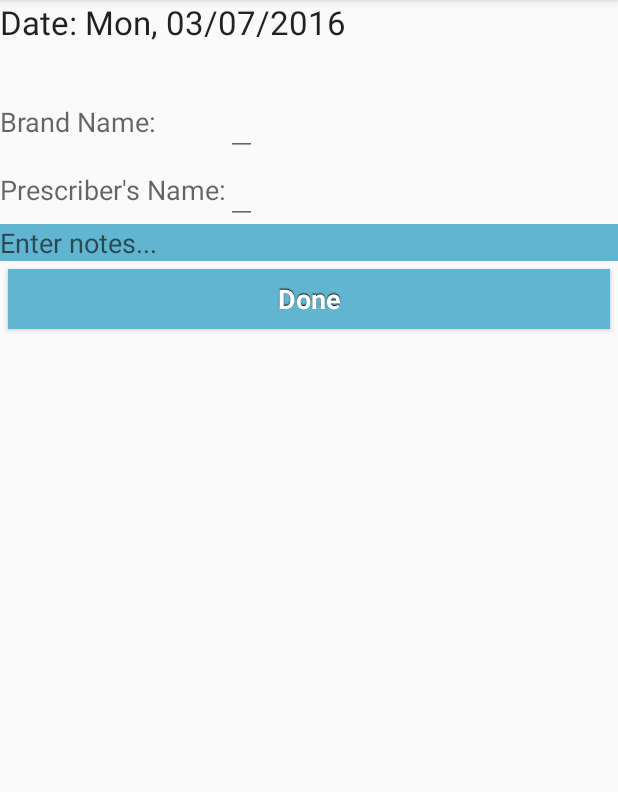
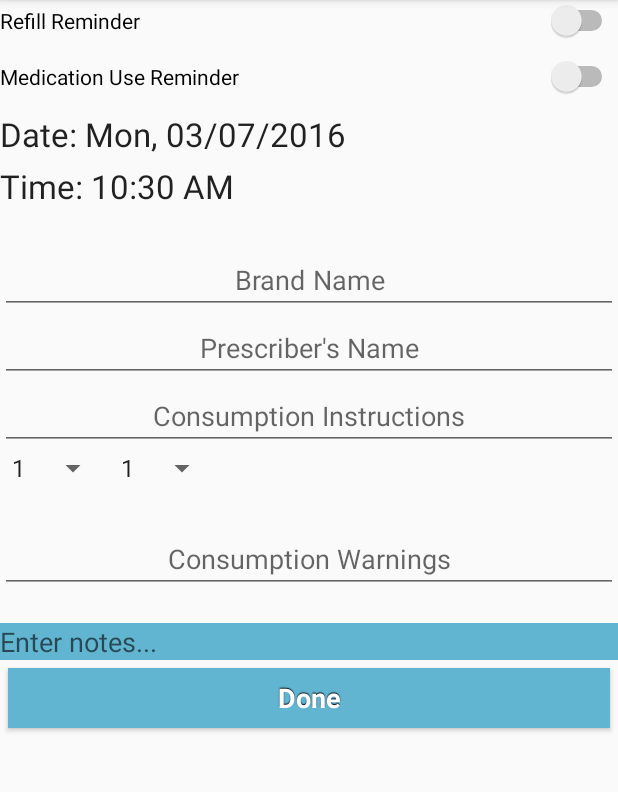
Before and after one commit to Biometrix-Health-Self-Improvement/Biometrix, an Android app: the fragment MedicationEntry shown on its own in the app's theme, on a phone screen of 412 x 824 dp, the part 84-876 px from its top. Run offline under Robolectric (Android 15) with nearby library versions, the phone set to English and light mode, and no system bars.

Commit message:
Medication Work In Progress
Still adding more to the module

```diff
--- a/NewAndroidProject/app/src/main/res/layout/fragment_medication_entry.xml
+++ b/NewAndroidProject/app/src/main/res/layout/fragment_medication_entry.xml
@@ -11,30 +11,57 @@
 
         <TableLayout
             android:layout_width="match_parent"
-            android:layout_height="match_parent">
+            android:layout_height="match_parent"
+            android:stretchColumns="0">
+
+            <Switch
+                android:id="@+id/MedicationRefillReminderSwitch"
+                android:layout_width="wrap_content"
+                android:layout_height="wrap_content"
+                android:text="@string/med_refill_reminder_switch" />
+
+            <Space
+                android:layout_width="10dp"
+                android:layout_height="10dp" />
+
+            <Switch
+                android:id="@+id/MedicationTakeReminderSwitch"
+                android:layout_width="wrap_content"
+                android:layout_height="wrap_content"
+                android:text="@string/med_take_reminder_switch" />
+
+            <Space
+                android:layout_width="10dp"
+                android:layout_height="10dp" />
 
             <TextView
                 android:id="@+id/MedicationStartDateTextView"
                 android:text="@string/date_prompt"
                 android:textAppearance="@style/Base.TextAppearance.AppCompat.Large" />
 
+            <Space
+                android:layout_width="5dp"
+                android:layout_height="5dp" />
+
             <TextView
                 android:id="@+id/MedicationStarTimeTextView"
                 android:text="@string/time_prompt"
-                android:textAppearance="@style/Base.TextAppearance.AppCompat.Large"
-                android:visibility="invisible" />
+                android:textAppearance="@style/Base.TextAppearance.AppCompat.Large" />
+
+            <Space
+                android:layout_width="25dp"
+                android:layout_height="25dp" />
 
             <TableRow
                 android:layout_width="match_parent"
                 android:layout_height="match_parent">
 
-                <TextView
-                    android:id="@+id/MedicationBrandName"
-                    android:text="@string/med_brand"
-                    android:textAppearance="@style/Base.TextAppearance.AppCompat.Medium" />
-
                 <EditText
                     android:id="@+id/MedicationEditBrandName"
+                    android:layout_width="wrap_content"
+                    android:layout_height="wrap_content"
+                    android:hint="@string/med_brand"
+                    android:textAlignment="center"
                     android:maxLength="50"
                     android:maxLines="1"
                     android:singleLine="true" />
@@ -44,17 +71,69 @@
                 android:layout_width="match_parent"
                 android:layout_height="match_parent">
 
-                <TextView
-                    android:id="@+id/PrescriberName_View"
-                    android:text="@string/med_prescriber"
-                    android:textAppearance="@style/Base.TextAppearance.AppCompat.Medium" />
-
                 <EditText
                     android:id="@+id/MedicationPrescriberName"
+                    android:layout_width="wrap_content"
+                    android:layout_height="wrap_content"
+                    android:hint="@string/med_prescriber"
+                    android:textAlignment="center"
                     android:maxLength="50"
                     android:maxLines="1"
                     android:singleLine="true" />
             </TableRow>
+
+            <TableRow
+                android:layout_width="match_parent"
+                android:layout_height="match_parent">
+
+                <EditText
+                    android:id="@+id/MedicationInstructionEditText"
+                    android:layout_width="wrap_content"
+                    android:layout_height="wrap_content"
+                    android:hint="@string/med_Consumption"
+                    android:textAlignment="center"
+                    android:maxLength="50"
+                    android:maxLines="1"
+                    android:singleLine="true" />
+            </TableRow>
+
+            <LinearLayout android:layout_height="50dp">
+
+                <Spinner
+                    android:layout_width="wrap_content"
+                    android:layout_height="wrap_content"
+                    android:id="@+id/MedicationPillAmountSpinner"
+                    android:spinnerMode="dropdown"
+                    android:entries="@array/pill_amount"
+                    android:hint="@string/med_pill_amount" />
+
+                <Spinner
+                    android:layout_height="wrap_content"
+                    android:layout_width="wrap_content"
+                    android:id="@+id/MedicationTimesDailySpinner"
+                    android:spinnerMode="dropdown"
+                    android:entries="@array/times_daily"
+                    android:hint="@string/med_times_daily" />
+            </LinearLayout>
+
+            <TableRow
+                android:layout_width="match_parent"
+                android:layout_height="match_parent">
+
+                <EditText
+                    android:id="@+id/MedicationWarningsEditText"
+                    android:layout_width="wrap_content"
+                    android:layout_height="wrap_content"
+                    android:hint="@string/med_Warnings"
+                    android:textAlignment="center"
+                    android:maxLength="50"
+                    android:maxLines="1"
+                    android:singleLine="true" />
+            </TableRow>
+
+            <Space
+                android:layout_width="20dp"
+                android:layout_height="20dp" />
 
             <EditText
                 android:id="@+id/medicationDetailsEditText"
@@ -68,6 +147,7 @@
             <Button
                 android:id="@+id/medicaiton_entry_done_button"
                 style="@style/done_button" />
+
         </TableLayout>
     </ScrollView>
 
--- a/NewAndroidProject/app/src/main/res/values/strings_medication.xml
+++ b/NewAndroidProject/app/src/main/res/values/strings_medication.xml
@@ -1,6 +1,27 @@
 <?xml version="1.0" encoding="utf-8"?>
 <resources>
     <string name="med_notes">Enter notes...</string>
-    <string name="med_brand">Brand Name: </string>
-    <string name="med_prescriber">Prescriber\'s Name: </string>
+    <string name="med_brand">Brand Name</string>
+    <string name="med_prescriber">Prescriber\'s Name</string>
+    <string name="med_refill_reminder_switch">Refill Reminder</string>
+    <string name="med_take_reminder_switch">Medication Use Reminder</string>
+    <string name="med_Consumption">Consumption Instructions</string>
+    <string name="med_Warnings">Consumption Warnings</string>
+
+    <string name="med_pill_amount">Amount of Pills Per Day</string>
+    <string-array name="pill_amount">
+        <item>1</item>
+        <item>2</item>
+        <item>3</item>
+        <item>4</item>
+        <item>5</item>
+    </string-array>
+    <string name="med_times_daily">Number of Times Per Day</string>
+    <string-array name="times_daily">
+        <item>1</item>
+        <item>2</item>
+        <item>3</item>
+        <item>4</item>
+        <item>5</item>
+    </string-array>
 </resources>
```
